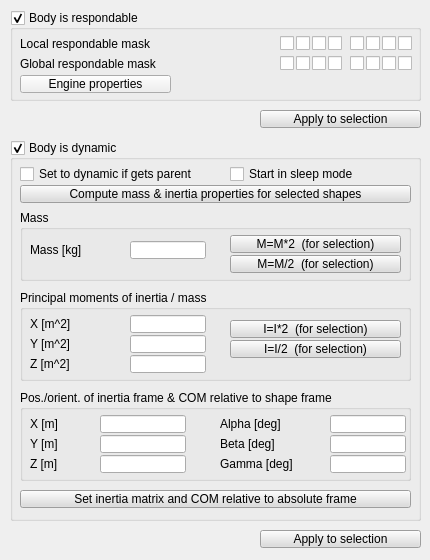
Qt form ui/qdlgshapedyn.ui (CoppeliaRobotics/coppeliaSimLib) before a commit.
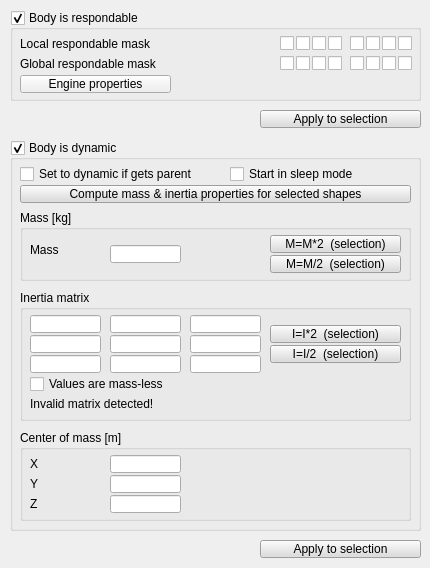
The same form after that commit.

Commit message: first iteration for new shapes

Diff of the .ui file:
```diff
--- a/ui/qdlgshapedyn.ui
+++ b/ui/qdlgshapedyn.ui
@@ -7,7 +7,7 @@
     <x>0</x>
     <y>0</y>
     <width>430</width>
-    <height>560</height>
+    <height>568</height>
    </rect>
   </property>
   <property name="windowTitle">
@@ -342,7 +342,7 @@
      <x>10</x>
      <y>140</y>
      <width>411</width>
-     <height>381</height>
+     <height>391</height>
     </rect>
    </property>
    <property name="title">
@@ -364,7 +364,7 @@
      </rect>
     </property>
     <property name="title">
-     <string>Mass</string>
+     <string>Mass [kg]</string>
     </property>
     <property name="flat">
      <bool>false</bool>
@@ -372,9 +372,9 @@
     <widget class="QLineEdit" name="qqMass">
      <property name="geometry">
       <rect>
-       <x>110</x>
-       <y>31</y>
-       <width>76</width>
+       <x>90</x>
+       <y>35</y>
+       <width>71</width>
        <height>18</height>
       </rect>
      </property>
@@ -382,9 +382,9 @@
     <widget class="QToolButton" name="qqMassT2">
      <property name="geometry">
       <rect>
-       <x>210</x>
+       <x>250</x>
        <y>25</y>
-       <width>171</width>
+       <width>131</width>
        <height>18</height>
       </rect>
      </property>
@@ -834,7 +834,7 @@
       <enum>Qt::StrongFocus</enum>
      </property>
      <property name="text">
-      <string>M=M*2  (for selection)</string>
+      <string>M=M*2  (selection)</string>
      </property>
      <property name="autoRepeat">
       <bool>false</bool>
@@ -843,9 +843,9 @@
     <widget class="QToolButton" name="qqMassD2">
      <property name="geometry">
       <rect>
-       <x>210</x>
+       <x>250</x>
        <y>45</y>
-       <width>171</width>
+       <width>131</width>
        <height>18</height>
       </rect>
      </property>
@@ -1295,7 +1295,7 @@
       <enum>Qt::StrongFocus</enum>
      </property>
      <property name="text">
-      <string>M=M/2  (for selection)</string>
+      <string>M=M/2  (selection)</string>
      </property>
     </widget>
     <widget class="QLabel" name="label_6">
@@ -1308,7 +1308,7 @@
       </rect>
      </property>
      <property name="text">
-      <string>Mass [kg]</string>
+      <string>Mass</string>
      </property>
     </widget>
    </widget>
@@ -1802,554 +1802,27 @@
      <string>Set to dynamic if gets parent</string>
     </property>
    </widget>
-   <widget class="QToolButton" name="qqTensorMatrix">
-    <property name="geometry">
-     <rect>
-      <x>10</x>
-      <y>350</y>
-      <width>391</width>
-      <height>18</height>
-     </rect>
-    </property>
-    <property name="palette">
-     <palette>
-      <active>
-       <colorrole role="WindowText">
-        <brush brushstyle="SolidPattern">
-         <color alpha="255">
-          <red>0</red>
-          <green>0</green>
-          <blue>0</blue>
-         </color>
-        </brush>
-       </colorrole>
-       <colorrole role="Button">
-        <brush brushstyle="SolidPattern">
-         <color alpha="255">
-          <red>220</red>
-          <green>220</green>
-          <blue>220</blue>
-         </color>
-        </brush>
-       </colorrole>
-       <colorrole role="Light">
-        <brush brushstyle="SolidPattern">
-         <color alpha="255">
-          <red>255</red>
-          <green>255</green>
-          <blue>255</blue>
-         </color>
-        </brush>
-       </colorrole>
-       <colorrole role="Midlight">
-        <brush brushstyle="SolidPattern">
-         <color alpha="255">
-          <red>237</red>
-          <green>237</green>
-          <blue>237</blue>
-         </color>
-        </brush>
-       </colorrole>
-       <colorrole role="Dark">
-        <brush brushstyle="SolidPattern">
-         <color alpha="255">
-          <red>110</red>
-          <green>110</green>
-          <blue>110</blue>
-         </color>
-        </brush>
-       </colorrole>
-       <colorrole role="Mid">
-        <brush brushstyle="SolidPattern">
-         <color alpha="255">
-          <red>147</red>
-          <green>147</green>
-          <blue>147</blue>
-         </color>
-        </brush>
-       </colorrole>
-       <colorrole role="Text">
-        <brush brushstyle="SolidPattern">
-         <color alpha="255">
-          <red>0</red>
-          <green>0</green>
-          <blue>0</blue>
-         </color>
-        </brush>
-       </colorrole>
-       <colorrole role="BrightText">
-        <brush brushstyle="SolidPattern">
-         <color alpha="255">
-          <red>255</red>
-          <green>255</green>
-          <blue>255</blue>
-         </color>
-        </brush>
-       </colorrole>
-       <colorrole role="ButtonText">
-        <brush brushstyle="SolidPattern">
-         <color alpha="255">
-          <red>0</red>
-          <green>0</green>
-          <blue>0</blue>
-         </color>
-        </brush>
-       </colorrole>
-       <colorrole role="Base">
-        <brush brushstyle="SolidPattern">
-         <color alpha="255">
-          <red>255</red>
-          <green>255</green>
-          <blue>255</blue>
-         </color>
-        </brush>
-       </colorrole>
-       <colorrole role="Window">
-        <brush brushstyle="SolidPattern">
-         <color alpha="255">
-          <red>220</red>
-          <green>220</green>
-          <blue>220</blue>
-         </color>
-        </brush>
-       </colorrole>
-       <colorrole role="Shadow">
-        <brush brushstyle="SolidPattern">
-         <color alpha="255">
-          <red>0</red>
-          <green>0</green>
-          <blue>0</blue>
-         </color>
-        </brush>
-       </colorrole>
-       <colorrole role="AlternateBase">
-        <brush brushstyle="SolidPattern">
-         <color alpha="255">
-          <red>237</red>
-          <green>237</green>
-          <blue>237</blue>
-         </color>
-        </brush>
-       </colorrole>
-       <colorrole role="ToolTipBase">
-        <brush brushstyle="SolidPattern">
-         <color alpha="255">
-          <red>255</red>
-          <green>255</green>
-          <blue>220</blue>
-         </color>
-        </brush>
-       </colorrole>
-       <colorrole role="ToolTipText">
-        <brush brushstyle="SolidPattern">
-         <color alpha="255">
-          <red>0</red>
-          <green>0</green>
-          <blue>0</blue>
-         </color>
-        </brush>
-       </colorrole>
-       <colorrole role="PlaceholderText">
-        <brush brushstyle="NoBrush">
-         <color alpha="128">
-          <red>0</red>
-          <green>0</green>
-          <blue>0</blue>
-         </color>
-        </brush>
-       </colorrole>
-      </active>
-      <inactive>
-       <colorrole role="WindowText">
-        <brush brushstyle="SolidPattern">
-         <color alpha="255">
-          <red>0</red>
-          <green>0</green>
-          <blue>0</blue>
-         </color>
-        </brush>
-       </colorrole>
-       <colorrole role="Button">
-        <brush brushstyle="SolidPattern">
-         <color alpha="255">
-          <red>220</red>
-          <green>220</green>
-          <blue>220</blue>
-         </color>
-        </brush>
-       </colorrole>
-       <colorrole role="Light">
-        <brush brushstyle="SolidPattern">
-         <color alpha="255">
-          <red>255</red>
-          <green>255</green>
-          <blue>255</blue>
-         </color>
-        </brush>
-       </colorrole>
-       <colorrole role="Midlight">
-        <brush brushstyle="SolidPattern">
-         <color alpha="255">
-          <red>237</red>
-          <green>237</green>
-          <blue>237</blue>
-         </color>
-        </brush>
-       </colorrole>
-       <colorrole role="Dark">
-        <brush brushstyle="SolidPattern">
-         <color alpha="255">
-          <red>110</red>
-          <green>110</green>
-          <blue>110</blue>
-         </color>
-        </brush>
-       </colorrole>
-       <colorrole role="Mid">
-        <brush brushstyle="SolidPattern">
-         <color alpha="255">
-          <red>147</red>
-          <green>147</green>
-          <blue>147</blue>
-         </color>
-        </brush>
-       </colorrole>
-       <colorrole role="Text">
-        <brush brushstyle="SolidPattern">
-         <color alpha="255">
-          <red>0</red>
-          <green>0</green>
-          <blue>0</blue>
-         </color>
-        </brush>
-       </colorrole>
-       <colorrole role="BrightText">
-        <brush brushstyle="SolidPattern">
-         <color alpha="255">
-          <red>255</red>
-          <green>255</green>
-          <blue>255</blue>
-         </color>
-        </brush>
-       </colorrole>
-       <colorrole role="ButtonText">
-        <brush brushstyle="SolidPattern">
-         <color alpha="255">
-          <red>0</red>
-          <green>0</green>
-          <blue>0</blue>
-         </color>
-        </brush>
-       </colorrole>
-       <colorrole role="Base">
-        <brush brushstyle="SolidPattern">
-         <color alpha="255">
-          <red>255</red>
-          <green>255</green>
-          <blue>255</blue>
-         </color>
-        </brush>
-       </colorrole>
-       <colorrole role="Window">
-        <brush brushstyle="SolidPattern">
-         <color alpha="255">
-          <red>220</red>
-          <green>220</green>
-          <blue>220</blue>
-         </color>
-        </brush>
-       </colorrole>
-       <colorrole role="Shadow">
-        <brush brushstyle="SolidPattern">
-         <color alpha="255">
-          <red>0</red>
-          <green>0</green>
-          <blue>0</blue>
-         </color>
-        </brush>
-       </colorrole>
-       <colorrole role="AlternateBase">
-        <brush brushstyle="SolidPattern">
-         <color alpha="255">
-          <red>237</red>
-          <green>237</green>
-          <blue>237</blue>
-         </color>
-        </brush>
-       </colorrole>
-       <colorrole role="ToolTipBase">
-        <brush brushstyle="SolidPattern">
-         <color alpha="255">
-          <red>255</red>
-          <green>255</green>
-          <blue>220</blue>
-         </color>
-        </brush>
-       </colorrole>
-       <colorrole role="ToolTipText">
-        <brush brushstyle="SolidPattern">
-         <color alpha="255">
-          <red>0</red>
-          <green>0</green>
-          <blue>0</blue>
-         </color>
-        </brush>
-       </colorrole>
-       <colorrole role="PlaceholderText">
-        <brush brushstyle="NoBrush">
-         <color alpha="128">
-          <red>0</red>
-          <green>0</green>
-          <blue>0</blue>
-         </color>
-        </brush>
-       </colorrole>
-      </inactive>
-      <disabled>
-       <colorrole role="WindowText">
-        <brush brushstyle="SolidPattern">
-         <color alpha="255">
-          <red>110</red>
-          <green>110</green>
-          <blue>110</blue>
-         </color>
-        </brush>
-       </colorrole>
-       <colorrole role="Button">
-        <brush brushstyle="SolidPattern">
-         <color alpha="255">
-          <red>220</red>
-          <green>220</green>
-          <blue>220</blue>
-         </color>
-        </brush>
-       </colorrole>
-       <colorrole role="Light">
-        <brush brushstyle="SolidPattern">
-         <color alpha="255">
-          <red>255</red>
-          <green>255</green>
-          <blue>255</blue>
-         </color>
-        </brush>
-       </colorrole>
-       <colorrole role="Midlight">
-        <brush brushstyle="SolidPattern">
-         <color alpha="255">
-          <red>237</red>
-          <green>237</green>
-          <blue>237</blue>
-         </color>
-        </brush>
-       </colorrole>
-       <colorrole role="Dark">
-        <brush brushstyle="SolidPattern">
-         <color alpha="255">
-          <red>110</red>
-          <green>110</green>
-          <blue>110</blue>
-         </color>
-        </brush>
-       </colorrole>
-       <colorrole role="Mid">
-        <brush brushstyle="SolidPattern">
-         <color alpha="255">
-          <red>147</red>
-          <green>147</green>
-          <blue>147</blue>
-         </color>
-        </brush>
-       </colorrole>
-       <colorrole role="Text">
-        <brush brushstyle="SolidPattern">
-         <color alpha="255">
-          <red>110</red>
-          <green>110</green>
-          <blue>110</blue>
-         </color>
-        </brush>
-       </colorrole>
-       <colorrole role="BrightText">
-        <brush brushstyle="SolidPattern">
-         <color alpha="255">
-          <red>255</red>
-          <green>255</green>
-          <blue>255</blue>
-         </color>
-        </brush>
-       </colorrole>
-       <colorrole role="ButtonText">
-        <brush brushstyle="SolidPattern">
-         <color alpha="255">
-          <red>110</red>
-          <green>110</green>
-          <blue>110</blue>
-         </color>
-        </brush>
-       </colorrole>
-       <colorrole role="Base">
-        <brush brushstyle="SolidPattern">
-         <color alpha="255">
-          <red>220</red>
-          <green>220</green>
-          <blue>220</blue>
-         </color>
-        </brush>
-       </colorrole>
-       <colorrole role="Window">
-        <brush brushstyle="SolidPattern">
-         <color alpha="255">
-          <red>220</red>
-          <green>220</green>
-          <blue>220</blue>
-         </color>
-        </brush>
-       </colorrole>
-       <colorrole role="Shadow">
-        <brush brushstyle="SolidPattern">
-         <color alpha="255">
-          <red>0</red>
-          <green>0</green>
-          <blue>0</blue>
-         </color>
-        </brush>
-       </colorrole>
-       <colorrole role="AlternateBase">
-        <brush brushstyle="SolidPattern">
-         <color alpha="255">
-          <red>220</red>
-          <green>220</green>
-          <blue>220</blue>
-         </color>
-        </brush>
-       </colorrole>
-       <colorrole role="ToolTipBase">
-        <brush brushstyle="SolidPattern">
-         <color alpha="255">
-          <red>255</red>
-          <green>255</green>
-          <blue>220</blue>
-         </color>
-        </brush>
-       </colorrole>
-       <colorrole role="ToolTipText">
-        <brush brushstyle="SolidPattern">
-         <color alpha="255">
-          <red>0</red>
-          <green>0</green>
-          <blue>0</blue>
-         </color>
-        </brush>
-       </colorrole>
-       <colorrole role="PlaceholderText">
-        <brush brushstyle="NoBrush">
-         <color alpha="128">
-          <red>0</red>
-          <green>0</green>
-          <blue>0</blue>
-         </color>
-        </brush>
-       </colorrole>
-      </disabled>
-     </palette>
-    </property>
-    <property name="focusPolicy">
-     <enum>Qt::StrongFocus</enum>
-    </property>
-    <property name="text">
-     <string>Set inertia matrix and COM relative to absolute frame</string>
-    </property>
-   </widget>
-   <widget class="QGroupBox" name="groupBox_5">
+   <widget class="QGroupBox" name="qqInertiaMatrixTitle">
     <property name="geometry">
      <rect>
       <x>10</x>
       <y>150</y>
       <width>391</width>
-      <height>91</height>
+      <height>131</height>
      </rect>
     </property>
     <property name="title">
-     <string>Principal moments of inertia / mass</string>
+     <string>Inertia matrix</string>
     </property>
     <property name="flat">
      <bool>false</bool>
     </property>
-    <widget class="QLineEdit" name="qqIX">
-     <property name="geometry">
-      <rect>
-       <x>110</x>
-       <y>25</y>
-       <width>76</width>
-       <height>18</height>
-      </rect>
-     </property>
-    </widget>
-    <widget class="QLineEdit" name="qqIY">
-     <property name="geometry">
-      <rect>
-       <x>110</x>
-       <y>45</y>
-       <width>76</width>
-       <height>18</height>
-      </rect>
-     </property>
-    </widget>
-    <widget class="QLineEdit" name="qqIZ">
-     <property name="geometry">
-      <rect>
-       <x>110</x>
-       <y>65</y>
-       <width>76</width>
-       <height>18</height>
-      </rect>
-     </property>
-    </widget>
-    <widget class="QLabel" name="label_3">
-     <property name="geometry">
-      <rect>
-       <x>10</x>
-       <y>25</y>
-       <width>101</width>
-       <height>18</height>
-      </rect>
-     </property>
-     <property name="text">
-      <string>X [m^2]</string>
-     </property>
-    </widget>
-    <widget class="QLabel" name="label_4">
-     <property name="geometry">
-      <rect>
-       <x>10</x>
-       <y>45</y>
-       <width>101</width>
-       <height>18</height>
-      </rect>
-     </property>
-     <property name="text">
-      <string>Y [m^2]</string>
-     </property>
-    </widget>
-    <widget class="QLabel" name="label_5">
-     <property name="geometry">
-      <rect>
-       <x>10</x>
-       <y>65</y>
-       <width>101</width>
-       <height>18</height>
-      </rect>
-     </property>
-     <property name="text">
-      <string>Z [m^2]</string>
-     </property>
-    </widget>
     <widget class="QToolButton" name="qqID2">
      <property name="geometry">
       <rect>
-       <x>210</x>
-       <y>50</y>
-       <width>171</width>
+       <x>250</x>
+       <y>55</y>
+       <width>131</width>
        <height>18</height>
       </rect>
      </property>
@@ -2799,15 +2272,15 @@
       <enum>Qt::StrongFocus</enum>
      </property>
      <property name="text">
-      <string>I=I/2  (for selection)</string>
+      <string>I=I/2  (selection)</string>
      </property>
     </widget>
     <widget class="QToolButton" name="qqIT2">
      <property name="geometry">
       <rect>
-       <x>210</x>
-       <y>30</y>
-       <width>171</width>
+       <x>250</x>
+       <y>35</y>
+       <width>131</width>
        <height>18</height>
       </rect>
      </property>
@@ -3257,7 +2730,126 @@
       <enum>Qt::StrongFocus</enum>
      </property>
      <property name="text">
-      <string>I=I*2  (for selection)</string>
+      <string>I=I*2  (selection)</string>
+     </property>
+    </widget>
+    <widget class="QCheckBox" name="qqMassless">
+     <property name="geometry">
+      <rect>
+       <x>10</x>
+       <y>85</y>
+       <width>161</width>
+       <height>18</height>
+      </rect>
+     </property>
+     <property name="focusPolicy">
+      <enum>Qt::StrongFocus</enum>
+     </property>
+     <property name="text">
+      <string>Values are mass-less</string>
+     </property>
+    </widget>
+    <widget class="QLineEdit" name="qqI21">
+     <property name="geometry">
+      <rect>
+       <x>90</x>
+       <y>65</y>
+       <width>71</width>
+       <height>18</height>
+      </rect>
+     </property>
+    </widget>
+    <widget class="QLineEdit" name="qqI10">
+     <property name="geometry">
+      <rect>
+       <x>10</x>
+       <y>45</y>
+       <width>71</width>
+       <height>18</height>
+      </rect>
+     </property>
+    </widget>
+    <widget class="QLineEdit" name="qqI11">
+     <property name="geometry">
+      <rect>
+       <x>90</x>
+       <y>45</y>
+       <width>71</width>
+       <height>18</height>
+      </rect>
+     </property>
+    </widget>
+    <widget class="QLineEdit" name="qqI20">
+     <property name="geometry">
+      <rect>
+       <x>10</x>
+       <y>65</y>
+       <width>71</width>
+       <height>18</height>
+      </rect>
+     </property>
+    </widget>
+    <widget class="QLineEdit" name="qqI12">
+     <property name="geometry">
+      <rect>
+       <x>170</x>
+       <y>45</y>
+       <width>71</width>
+       <height>18</height>
+      </rect>
+     </property>
+    </widget>
+    <widget class="QLineEdit" name="qqI00">
+     <property name="geometry">
+      <rect>
+       <x>10</x>
+       <y>25</y>
+       <width>71</width>
+       <height>18</height>
+      </rect>
+     </property>
+    </widget>
+    <widget class="QLineEdit" name="qqI01">
+     <property name="geometry">
+      <rect>
+       <x>90</x>
+       <y>25</y>
+       <width>71</width>
+       <height>18</height>
+      </rect>
+     </property>
+    </widget>
+    <widget class="QLineEdit" name="qqI02">
+     <property name="geometry">
+      <rect>
+       <x>170</x>
+       <y>25</y>
+       <width>71</width>
+       <height>18</height>
+      </rect>
+     </property>
+    </widget>
+    <widget class="QLineEdit" name="qqI22">
+     <property name="geometry">
+      <rect>
+       <x>170</x>
+       <y>65</y>
+       <width>71</width>
+       <height>18</height>
+      </rect>
+     </property>
+    </widget>
+    <widget class="QLabel" name="qqInfo">
+     <property name="geometry">
+      <rect>
+       <x>10</x>
+       <y>105</y>
+       <width>381</width>
+       <height>18</height>
+      </rect>
+     </property>
+     <property name="text">
+      <string>Invalid matrix detected!</string>
      </property>
     </widget>
    </widget>
@@ -3265,59 +2857,33 @@
     <property name="geometry">
      <rect>
       <x>10</x>
-      <y>250</y>
+      <y>290</y>
       <width>391</width>
       <height>91</height>
      </rect>
     </property>
     <property name="title">
-     <string>Pos./orient. of inertia frame &amp;&amp; COM relative to shape frame</string>
+     <string>Center of mass [m]</string>
     </property>
     <property name="flat">
      <bool>false</bool>
     </property>
-    <widget class="QLabel" name="label_7">
-     <property name="geometry">
-      <rect>
-       <x>10</x>
-       <y>65</y>
-       <width>71</width>
-       <height>18</height>
-      </rect>
-     </property>
-     <property name="text">
-      <string>Z [m]</string>
-     </property>
-    </widget>
     <widget class="QLineEdit" name="qqPY">
      <property name="geometry">
       <rect>
-       <x>80</x>
+       <x>90</x>
        <y>45</y>
-       <width>86</width>
-       <height>18</height>
-      </rect>
-     </property>
-    </widget>
-    <widget class="QLabel" name="label_8">
-     <property name="geometry">
-      <rect>
-       <x>10</x>
-       <y>25</y>
        <width>71</width>
        <height>18</height>
       </rect>
      </property>
-     <property name="text">
-      <string>X [m]</string>
-     </property>
     </widget>
     <widget class="QLineEdit" name="qqPX">
      <property name="geometry">
       <rect>
-       <x>80</x>
+       <x>90</x>
        <y>25</y>
-       <width>86</width>
+       <width>71</width>
        <height>18</height>
       </rect>
      </property>
@@ -3325,9 +2891,9 @@
     <widget class="QLineEdit" name="qqPZ">
      <property name="geometry">
       <rect>
-       <x>80</x>
+       <x>90</x>
        <y>65</y>
-       <width>86</width>
+       <width>71</width>
        <height>18</height>
       </rect>
      </property>
@@ -3342,76 +2908,33 @@
       </rect>
      </property>
      <property name="text">
-      <string>Y [m]</string>
+      <string>Y</string>
      </property>
     </widget>
-    <widget class="QLineEdit" name="qqBeta">
+    <widget class="QLabel" name="label_7">
      <property name="geometry">
       <rect>
-       <x>310</x>
-       <y>45</y>
-       <width>76</width>
+       <x>10</x>
+       <y>65</y>
+       <width>71</width>
        <height>18</height>
       </rect>
      </property>
-    </widget>
-    <widget class="QLabel" name="label_10">
-     <property name="geometry">
-      <rect>
-       <x>200</x>
-       <y>45</y>
-       <width>111</width>
-       <height>18</height>
-      </rect>
-     </property>
      <property name="text">
-      <string>Beta [deg]</string>
+      <string>Z</string>
      </property>
     </widget>
-    <widget class="QLineEdit" name="qqGamma">
+    <widget class="QLabel" name="label_8">
      <property name="geometry">
       <rect>
-       <x>310</x>
-       <y>65</y>
-       <width>76</width>
-       <height>18</height>
-      </rect>
-     </property>
-    </widget>
-    <widget class="QLineEdit" name="qqAlpha">
-     <property name="geometry">
-      <rect>
-       <x>310</x>
+       <x>10</x>
        <y>25</y>
-       <width>76</width>
+       <width>71</width>
        <height>18</height>
       </rect>
      </property>
-    </widget>
-    <widget class="QLabel" name="label_11">
-     <property name="geometry">
-      <rect>
-       <x>200</x>
-       <y>25</y>
-       <width>111</width>
-       <height>18</height>
-      </rect>
-     </property>
      <property name="text">
-      <string>Alpha [deg]</string>
-     </property>
-    </widget>
-    <widget class="QLabel" name="label_12">
-     <property name="geometry">
-      <rect>
-       <x>200</x>
-       <y>65</y>
-       <width>111</width>
-       <height>18</height>
-      </rect>
-     </property>
-     <property name="text">
-      <string>Gamma [deg]</string>
+      <string>X</string>
      </property>
     </widget>
    </widget>
@@ -3878,7 +3401,7 @@
    <property name="geometry">
     <rect>
      <x>260</x>
-     <y>530</y>
+     <y>540</y>
      <width>161</width>
      <height>18</height>
     </rect>
```
Left out of the diff: 19 changed lines with no effect on the pictures. The commit also changes 79 other files.
